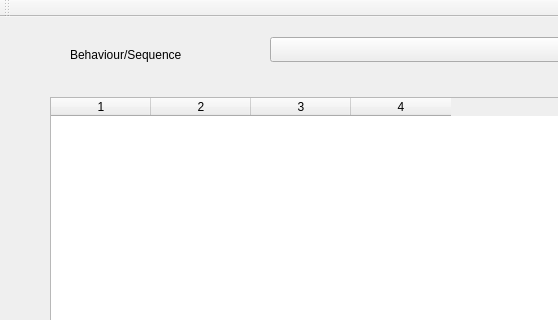
This is BehaviourViewer/mainwindow.ui in uh-klk/accompany as Qt 5 draws it before an edit; both pictures show x 0 to 558 and y 0 to 320 of the 1221 by 554 pixel window. The edited form follows.
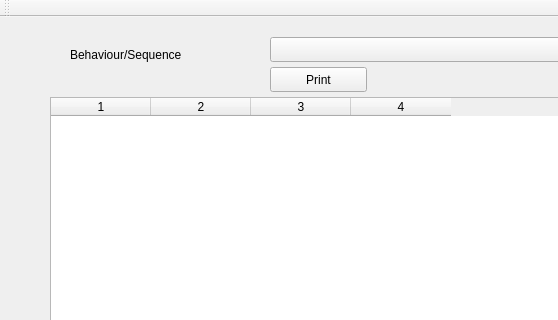
This is the edited form.

What changed in the file:
```diff
--- a/BehaviourViewer/mainwindow.ui
+++ b/BehaviourViewer/mainwindow.ui
@@ -109,6 +109,19 @@
      <string/>
     </property>
    </widget>
+   <widget class="QPushButton" name="pushButton">
+    <property name="geometry">
+     <rect>
+      <x>270</x>
+      <y>50</y>
+      <width>97</width>
+      <height>25</height>
+     </rect>
+    </property>
+    <property name="text">
+     <string>Print</string>
+    </property>
+   </widget>
   </widget>
   <widget class="QMenuBar" name="menuBar">
    <property name="geometry">
```
Left out of the diff: 2 changed lines with no effect on the pictures.
